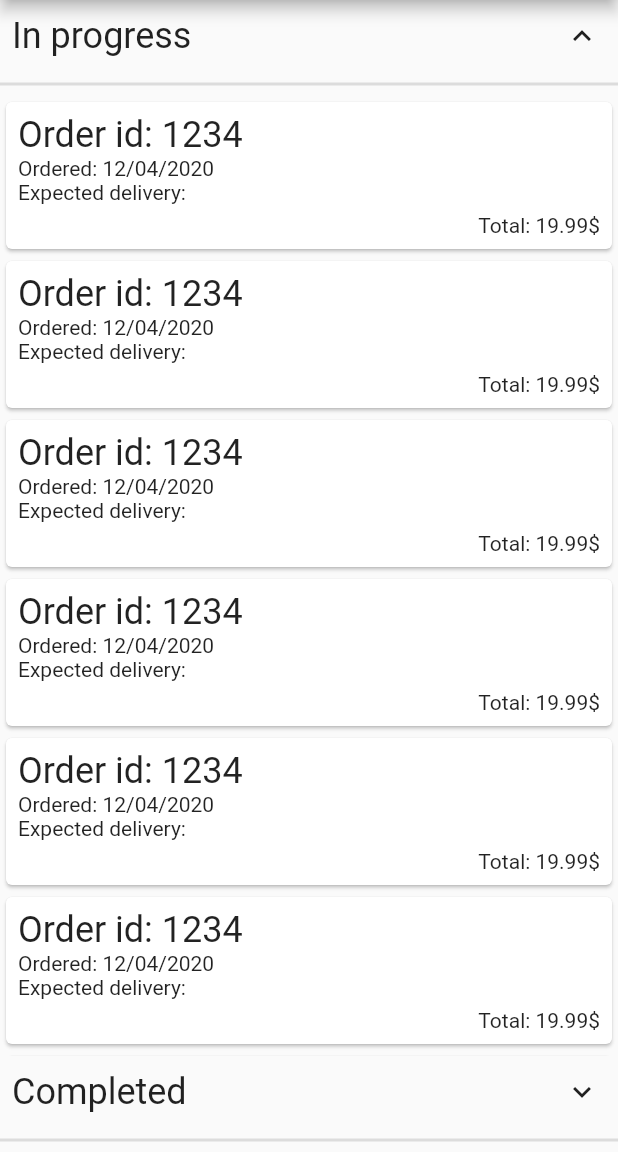
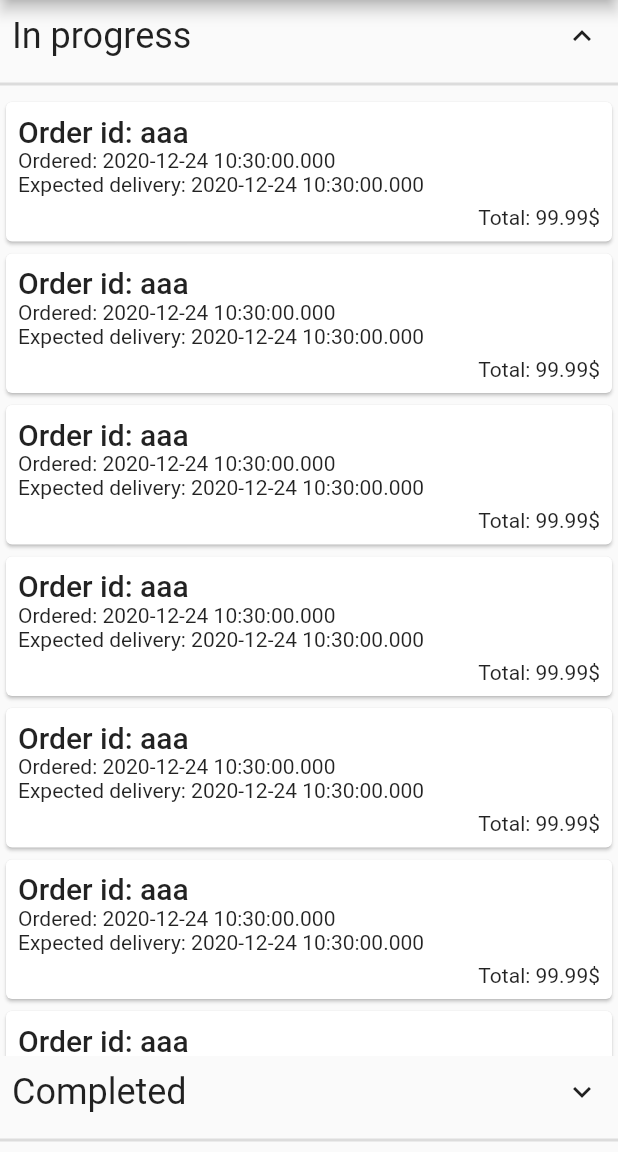
Before and after one commit to nicoloalbergoni/DIMA-Project-2020-2021, a Flutter app: the OrderScreenOld screen opened directly, on a phone screen of 412 x 824 dp, the part 84-1236 px from its top. Run offline on Flutter 3.47's test engine with Material 2 defaults, Android fonts, the phone set to English and light mode, and no system bars; our stand-ins replace carousel_slider, cloud_firestore, easy_localization, firebase_auth, firebase_core, firebase_storage and 5 more; missing offline and left inert: flutter_downloader, flutter_unity_widget, redux_logging; accounts and stored records are empty.

Commit message:
Refactor order screen to use data from Firestore

```diff
--- a/lib/ui/screens/order_screen_old.dart
+++ b/lib/ui/screens/order_screen_old.dart
@@ -1,3 +1,4 @@
+import 'package:cloud_firestore/cloud_firestore.dart';
 import 'package:flutter/material.dart';
 import 'package:realiteye/ui/widgets/custom_appbar.dart';
 import 'package:realiteye/ui/widgets/order_card.dart';
@@ -52,7 +53,7 @@ class _OrderScreenOldState extends State<OrderScreenOld> {
                       scrollDirection: Axis.vertical,
                       itemCount: _testList.length,
                       itemBuilder: (BuildContext context, int index) {
-                        return OrderCard();
+                        return OrderCard('aaa', Timestamp.now(), Timestamp.now(), 99.99);
                       }),
                 )
             ),
@@ -77,7 +78,7 @@ class _OrderScreenOldState extends State<OrderScreenOld> {
                       scrollDirection: Axis.vertical,
                       itemCount: _testList.length,
                       itemBuilder: (BuildContext context, int index) {
-                        return OrderCard();
+                        return OrderCard('aaa', Timestamp.now(), Timestamp.now(), 99.99);
                       }),
                 )
             )
--- a/lib/ui/widgets/order_card.dart
+++ b/lib/ui/widgets/order_card.dart
@@ -1,8 +1,16 @@
+import 'package:cloud_firestore/cloud_firestore.dart';
 import 'package:easy_localization/easy_localization.dart';
 import 'package:flutter/material.dart';
 import 'package:realiteye/generated/locale_keys.g.dart';
 
 class OrderCard extends StatelessWidget {
+  final String id;
+  final Timestamp issueTimestamp;
+  final Timestamp deliveryTimestamp;
+  final double totalCost;
+
+  OrderCard(this.id, this.issueTimestamp, this.deliveryTimestamp, this.totalCost);
+
   @override
   Widget build(BuildContext context) {
     return Card(
@@ -12,15 +20,15 @@ class OrderCard extends StatelessWidget {
             crossAxisAlignment: CrossAxisAlignment.start,
             mainAxisSize: MainAxisSize.min,
             children: [
-              Text('${LocaleKeys.orders_id.tr()}: 1234',
-                style: Theme.of(context).textTheme.headline5,
+              Text('${LocaleKeys.orders_id.tr()}: $id',
+                style: Theme.of(context).textTheme.headline6,
               ),
-              Text('${LocaleKeys.orders_start.tr()}: 12/04/2020'),
-              Text('${LocaleKeys.orders_expected.tr()}:'),
+              Text('${LocaleKeys.orders_start.tr()}: ${issueTimestamp.toDate()}'),
+              Text('${LocaleKeys.orders_expected.tr()}: ${deliveryTimestamp.toDate()}'),
               SizedBox(height: 6,),
               Align(
                 alignment: Alignment.bottomRight,
-                child: Text('${LocaleKeys.orders_total.tr()}: 19.99\$'),
+                child: Text('${LocaleKeys.orders_total.tr()}: $totalCost\$'),
               )
             ],
           ),
```
Also changed, not shown: lib/ui/screens/order_screen.dart (+16 -16 lines), lib/utils/data_service.dart (+10 -0 lines).
